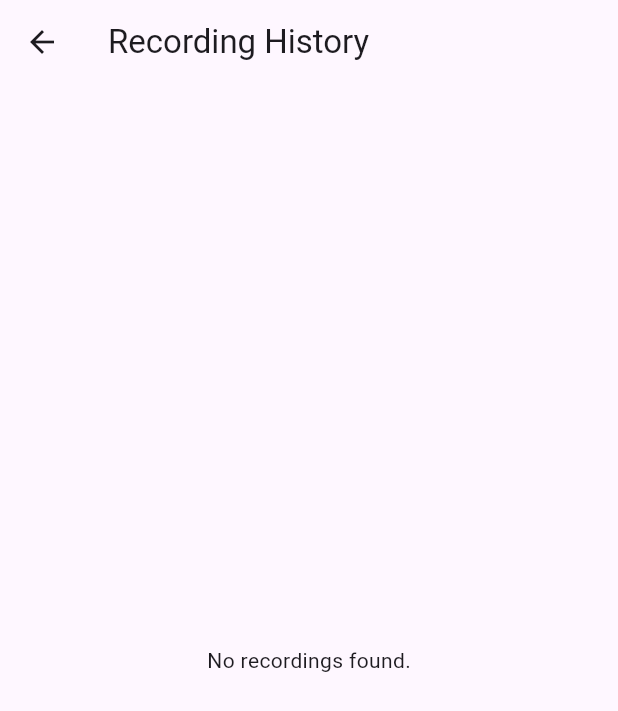
After one commit to fvn-manhtd/meeting-ai, a Flutter app: the screen it shows after launch, after a tap on the "history" icon, on a phone screen of 412 x 824 dp. The commit adds this screen. Shown: the top 711 px of the screen. Run offline on Flutter 3.47's test engine with Material 3 defaults, Android fonts, the phone set to English and light mode, and no system bars; our stand-ins replace googleapis_auth, logger, permission_handler; missing offline and left inert: flutter_sound, googleapis, sound_stream; project files that could hold a hidden picture were left out.

Commit message:
Add audio playback and recording history screens
- Created AudioPlaybackScreen for managing audio playback
- Added RecordingHistoryScreen to track and display recording history
- Updated main.dart to support new screen navigation
- Generated iOS build intermediates and configuration files

```diff
--- a/lib/main.dart
+++ b/lib/main.dart
@@ -2,6 +2,7 @@ import 'package:flutter/material.dart';
 import 'package:logger/logger.dart';
 import 'services/audio_recorder.dart';
 import 'utils/permissions.dart';
+import 'screens/recording_history_screen.dart';
 
 void main() => runApp(MeetingAssistantApp());
 
@@ -137,6 +138,17 @@ class _RecordingScreenState extends State<RecordingScreen> with SingleTickerProv
             Tab(icon: Icon(Icons.text_snippet), text: 'Summary'),
           ],
         ),
+        actions: [
+          IconButton(
+            icon: Icon(Icons.history),
+            onPressed: () {
+              Navigator.push(
+                context,
+                MaterialPageRoute(builder: (context) => RecordingHistoryScreen()),
+              );
+            },
+          ),
+        ],
       ),
       body: TabBarView(
         controller: _tabController,
--- /dev/null
+++ b/lib/screens/recording_history_screen.dart
@@ -0,0 +1,52 @@
+import 'package:flutter/material.dart';
+import 'package:path_provider/path_provider.dart';
+import 'dart:io';
+import 'audio_playback_screen.dart';
+
+class RecordingHistoryScreen extends StatelessWidget {
+  @override
+  Widget build(BuildContext context) {
+    return Scaffold(
+      appBar: AppBar(
+        title: const Text('Recording History'),
+      ),
+      body: FutureBuilder<List<FileSystemEntity>>(
+        future: _getRecordingFiles(),
+        builder: (context, snapshot) {
+          if (snapshot.connectionState == ConnectionState.waiting) {
+            return const Center(child: CircularProgressIndicator());
+          } else if (snapshot.hasError) {
+            return Center(child: Text('Error: ${snapshot.error}'));
+          } else if (!snapshot.hasData || snapshot.data!.isEmpty) {
+            return const Center(child: Text('No recordings found.'));
+          } else {
+            final files = snapshot.data!;
+            return ListView.builder(
+              itemCount: files.length,
+              itemBuilder: (context, index) {
+                final file = files[index];
+                final fileName = file.path.split('/').last;
+                return ListTile(
+                  title: Text(fileName),
+                  onTap: () {
+                    Navigator.push(
+                      context,
+                      MaterialPageRoute(
+                        builder: (context) => AudioPlaybackScreen(file: file as File),
+                      ),
+                    );
+                  },
+                );
+              },
+            );
+          }
+        },
+      ),
+    );
+  }
+
+  Future<List<FileSystemEntity>> _getRecordingFiles() async {
+    final directory = await getApplicationDocumentsDirectory();
+    return directory.listSync().where((file) => file.path.endsWith('.aac')).toList();
+  }
+}
```
Also changed, not shown: lib/screens/audio_playback_screen.dart (added, +56 -0 lines), 109 other files.
